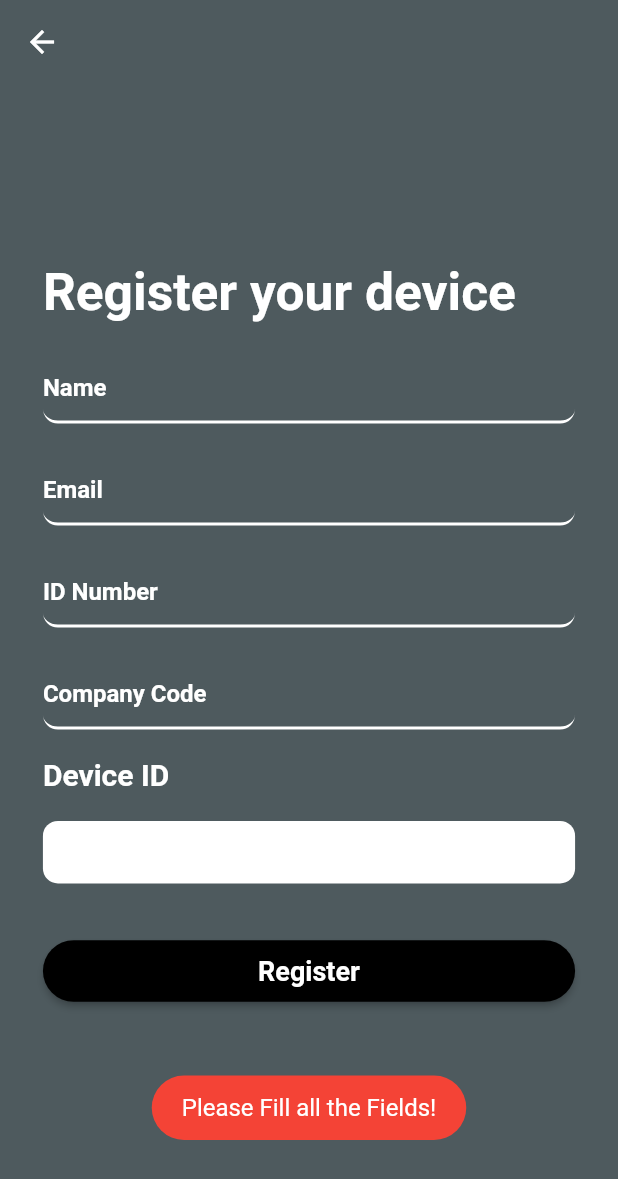
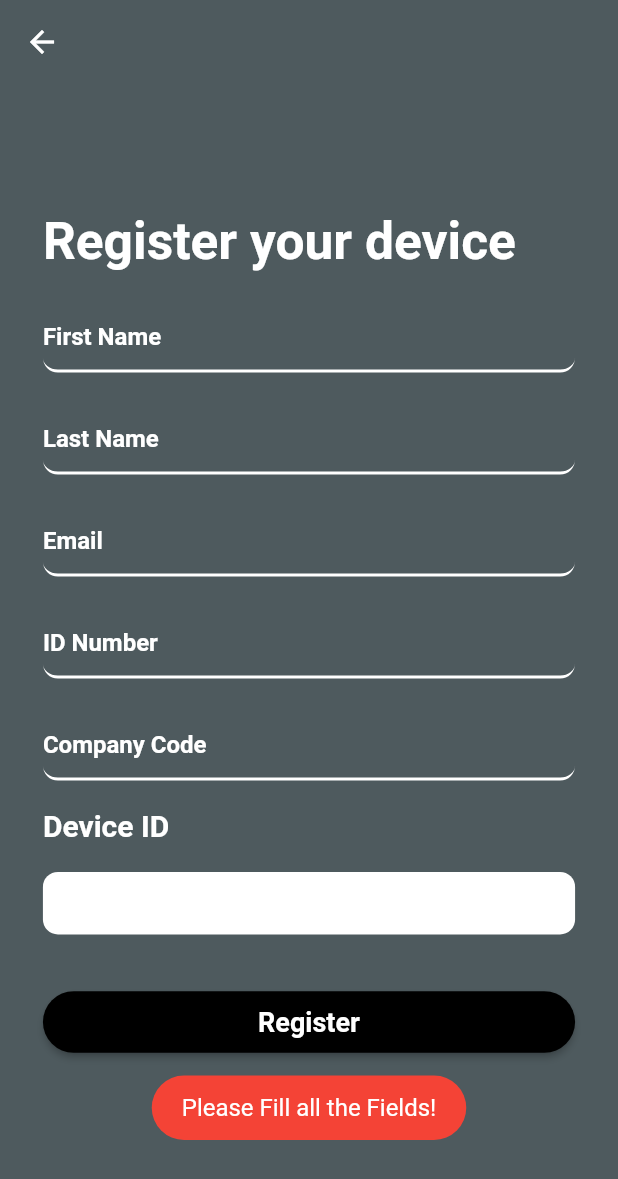
Before and after one commit to DigiWrecks/Skytech-RF, a Flutter app: the RegisterDevice screen opened directly, after a tap on "Register", on a phone screen of 412 x 824 dp. Shown: the top 1179 px of the screen. Run offline on Flutter 3.47's test engine with Material 2 defaults, Android fonts, the phone set to English and light mode, and no system bars; our stand-ins replace cloud_firestore, device_info, firebase_auth, firebase_core, flutter_screenutil, fluttertoast and 3 more; missing offline and left inert: ntp; accounts and stored records are empty; Roboto replaces fonts that are missing (Ubuntu).

Commit message:
Sperate name to firstname and lastname

```diff
--- a/lib/main.dart
+++ b/lib/main.dart
@@ -81,7 +81,7 @@ class _LoadingState extends State<Loading> {
           deviceID: deviceID,
           companyName: companies[0]['fname']+' '+companies[0]['lname'],
           id: users[0]['id'],
-          name: users[0]['name'],
+          name: users[0]['fname']+' '+users[0]['lname'],
           code: companies[0]['code'],
           companyEmail: companies[0]['email'],
           email: users[0]['email'],
--- a/lib/screens/register-device.dart
+++ b/lib/screens/register-device.dart
@@ -20,7 +20,8 @@ class RegisterDevice extends StatefulWidget {
 
 class _RegisterDeviceState extends State<RegisterDevice> {
 
-  TextEditingController name = TextEditingController();
+  TextEditingController fname = TextEditingController();
+  TextEditingController lname = TextEditingController();
   TextEditingController code = TextEditingController();
   TextEditingController email = TextEditingController();
   TextEditingController id = TextEditingController();
@@ -48,7 +49,7 @@ class _RegisterDeviceState extends State<RegisterDevice> {
 
   registerDevice() async {
     await Firebase.initializeApp();
-    if(email.text!='' && id.text!='' && name.text!=''&& code.text!=''){
+    if(email.text!='' && id.text!='' && fname.text!=''&& lname.text!=''&&code.text!=''){
       ToastBar(color: Colors.orange,text: 'Please wait...').show();
 
       try{
@@ -70,7 +71,8 @@ class _RegisterDeviceState extends State<RegisterDevice> {
               DateTime time = await NTP.now();
 
             await FirebaseFirestore.instance.collection('user').doc(email.text).set({
-              'name': name.text,
+              'fname': fname.text,
+              'lname': lname.text,
               'email': email.text,
               'code': code.text,
               'id': id.text,
@@ -90,7 +92,7 @@ class _RegisterDeviceState extends State<RegisterDevice> {
             Navigator.pushReplacement(
               context,
               CupertinoPageRoute(builder: (context) => DashBoard(
-                name: name.text,
+                name: fname.text+' '+lname.text,
                 deviceID: deviceID,
                 id: id.text,
                 companyName: companies[0]['fname']+' '+companies[0]['lname'],
@@ -117,7 +119,7 @@ class _RegisterDeviceState extends State<RegisterDevice> {
                 deviceID: deviceID,
                 companyName: companies[0]['fname']+' '+companies[0]['lname'],
                 id: users[0]['id'],
-                name: users[0]['name'],
+                name: users[0]['fname']+' '+users[0]['lname'],
                 code: companies[0]['code'],
                 email: users[0]['email'],
                 isLogged: users[0]['logged'],
@@ -167,7 +169,8 @@ class _RegisterDeviceState extends State<RegisterDevice> {
 
                 CustomText(text: 'Register your device',size: ScreenUtil().setSp(60)),
 
-                InputField(hint: 'Name',controller: name,),
+                InputField(hint: 'First Name',controller: fname,),
+                InputField(hint: 'Last Name',controller: lname,),
                 InputField(hint: 'Email',type: TextInputType.emailAddress,controller: email,),
                 InputField(hint: 'ID Number',controller: id,),
                 InputField(hint: 'Company Code',controller: code,),
```
Also changed, not shown: lib/screens/admin/admin-dashboard.dart (+4 -8 lines).
